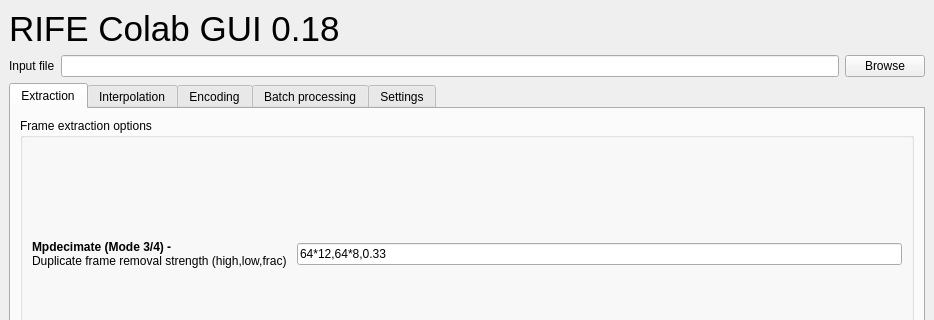
The window that main_gui.ui (HeylonNHP/RIFE-Colab) describes before a commit, drawn with Qt 5; both pictures show x 0 to 934 and y 0 to 320 of the 934 by 737 pixel window.
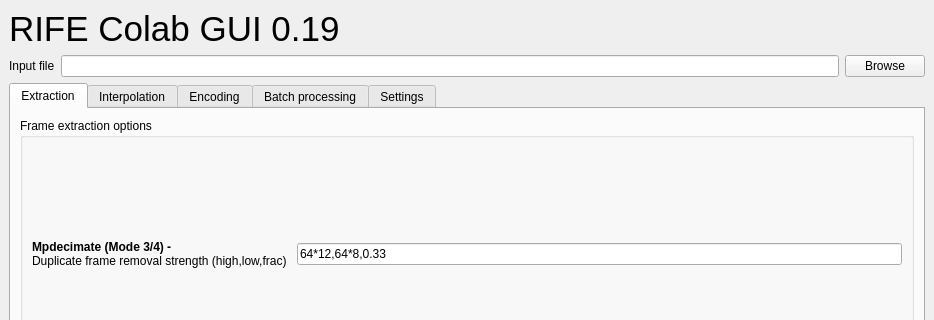
The same window after the commit. Custom widgets are drawn as their Qt base class.

```diff
--- a/main_gui.ui
+++ b/main_gui.ui
@@ -37,7 +37,7 @@
          </font>
         </property>
         <property name="text">
-         <string>&lt;html&gt;&lt;head/&gt;&lt;body&gt;&lt;p&gt;RIFE Colab GUI 0.18&lt;/p&gt;&lt;/body&gt;&lt;/html&gt;</string>
+         <string>&lt;html&gt;&lt;head/&gt;&lt;body&gt;&lt;p&gt;RIFE Colab GUI 0.19&lt;/p&gt;&lt;/body&gt;&lt;/html&gt;</string>
         </property>
        </widget>
       </item>
```
